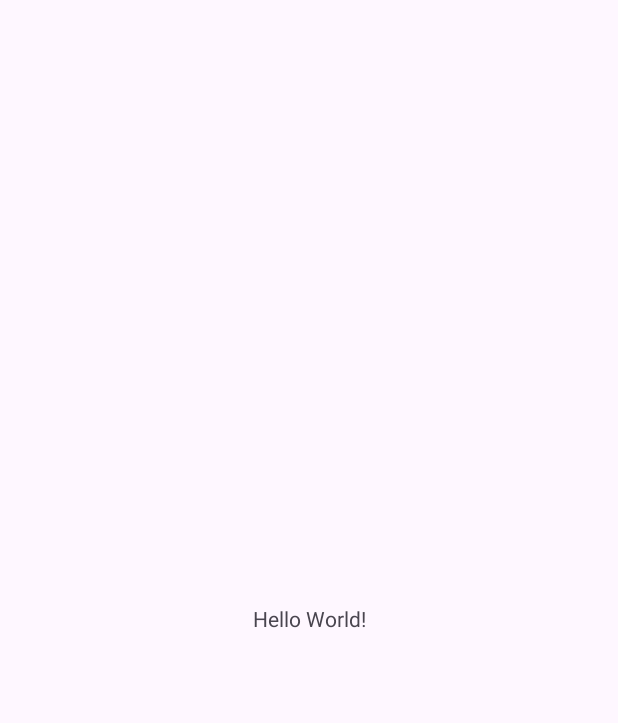
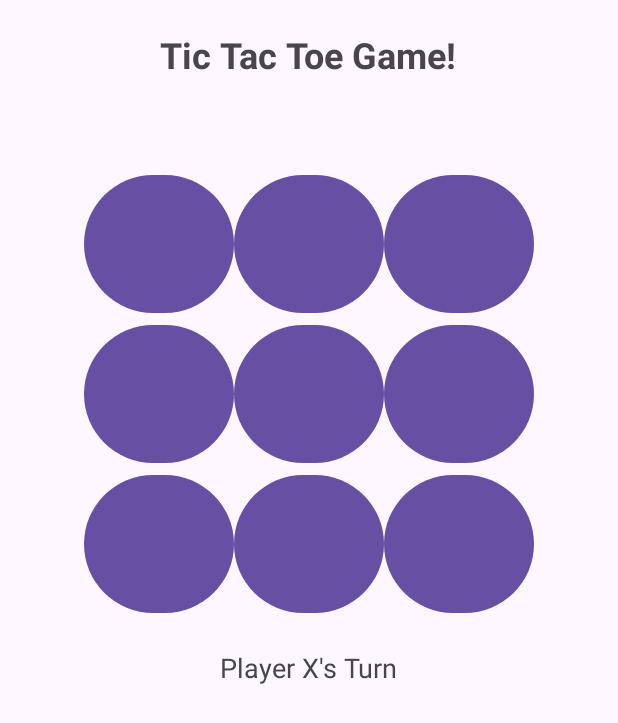
Before and after one commit to kfirwe/Kotlin_matala1, an Android app: the screen it shows after launch (MainActivity), on a phone screen of 412 x 824 dp. Before the commit the part shown is almost empty. Shown: the top 723 px of the screen. Run offline under Robolectric (Android 15) with nearby library versions, the phone set to English and light mode, and no system bars.

Commit message:
Project Finished - Matala1 - Tic Tac Toe Game!!

```diff
--- a/app/build.gradle.kts
+++ b/app/build.gradle.kts
@@ -5,12 +5,12 @@ plugins {
 
 android {
     namespace = "com.example.matala1"
-    compileSdk = 34
+    compileSdk = 35
 
     defaultConfig {
         applicationId = "com.example.matala1"
         minSdk = 24
-        targetSdk = 34
+        targetSdk = 35
         versionCode = 1
         versionName = "1.0"
 
--- a/app/src/main/java/com/example/matala1/MainActivity.kt
+++ b/app/src/main/java/com/example/matala1/MainActivity.kt
@@ -1,21 +1,98 @@
 package com.example.matala1
 
+
 import android.os.Bundle
-import androidx.activity.enableEdgeToEdge
+import android.view.View
+import android.widget.Button
+import android.widget.TextView
 import androidx.appcompat.app.AppCompatActivity
-import androidx.core.view.ViewCompat
-import androidx.core.view.WindowInsetsCompat
 
 class MainActivity : AppCompatActivity() {
-    // Comment
+    private lateinit var gridButtons: Array<Array<Button>>
+    private var currentPlayer = "X"
+    private var board = Array(3) { Array(3) { "" } }
+    private var gameActive = true
+
     override fun onCreate(savedInstanceState: Bundle?) {
         super.onCreate(savedInstanceState)
-        enableEdgeToEdge()
         setContentView(R.layout.activity_main)
-        ViewCompat.setOnApplyWindowInsetsListener(findViewById(R.id.main)) { v, insets ->
-            val systemBars = insets.getInsets(WindowInsetsCompat.Type.systemBars())
-            v.setPadding(systemBars.left, systemBars.top, systemBars.right, systemBars.bottom)
-            insets
+
+        // Initialize grid buttons
+        gridButtons = Array(3) { row ->
+            Array(3) { col ->
+                findViewById(resources.getIdentifier("btn_${row}${col}", "id", packageName))
+            }
+        }
+
+        // Set click listeners for each button
+        for (row in 0..2) {
+            for (col in 0..2) {
+                gridButtons[row][col].setOnClickListener {
+                    if (gameActive && board[row][col].isEmpty()) {
+                        makeMove(row, col, it as Button)
+                    }
+                }
+            }
+        }
+
+        // Play Again button
+        val playAgainButton = findViewById<Button>(R.id.btnPlayAgain)
+        playAgainButton.setOnClickListener {
+            resetGame()
+        }
+    }
+
+    private fun makeMove(row: Int, col: Int, button: Button) {
+        board[row][col] = currentPlayer
+        button.text = currentPlayer
+        if (checkWin()) {
+            findViewById<TextView>(R.id.tvResult).text = "Player $currentPlayer Wins!"
+            gameActive = false
+            findViewById<Button>(R.id.btnPlayAgain).visibility = View.VISIBLE
+        } else if (isBoardFull()) {
+            findViewById<TextView>(R.id.tvResult).text = "It's a Draw!"
+            gameActive = false
+            findViewById<Button>(R.id.btnPlayAgain).visibility = View.VISIBLE
+        } else {
+            currentPlayer = if (currentPlayer == "X") "O" else "X"
+            findViewById<TextView>(R.id.tvResult).text = "Player $currentPlayer's Turn"
+        }
+    }
+
+    private fun checkWin(): Boolean {
+        for (i in 0..2) {
+            // Check rows and columns
+            if ((board[i][0] == currentPlayer && board[i][1] == currentPlayer && board[i][2] == currentPlayer) ||
+                (board[0][i] == currentPlayer && board[1][i] == currentPlayer && board[2][i] == currentPlayer)
+            ) return true
+        }
+        // Check diagonals
+        if ((board[0][0] == currentPlayer && board[1][1] == currentPlayer && board[2][2] == currentPlayer) ||
+            (board[0][2] == currentPlayer && board[1][1] == currentPlayer && board[2][0] == currentPlayer)
+        ) return true
+
+        return false
+    }
+
+    private fun isBoardFull(): Boolean {
+        for (row in board) {
+            for (cell in row) {
+                if (cell.isEmpty()) return false
+            }
+        }
+        return true
+    }
+
+    private fun resetGame() {
+        board = Array(3) { Array(3) { "" } }
+        currentPlayer = "X"
+        gameActive = true
+        findViewById<TextView>(R.id.tvResult).text = "Player X's Turn"
+        findViewById<Button>(R.id.btnPlayAgain).visibility = View.GONE
+        for (row in 0..2) {
+            for (col in 0..2) {
+                gridButtons[row][col].text = ""
+            }
         }
     }
 }
--- a/app/src/main/res/layout/activity_main.xml
+++ b/app/src/main/res/layout/activity_main.xml
@@ -1,19 +1,68 @@
-<?xml version="1.0" encoding="utf-8"?>
-<androidx.constraintlayout.widget.ConstraintLayout xmlns:android="http://schemas.android.com/apk/res/android"
-    xmlns:app="http://schemas.android.com/apk/res-auto"
-    xmlns:tools="http://schemas.android.com/tools"
-    android:id="@+id/main"
+<LinearLayout
+    xmlns:android="http://schemas.android.com/apk/res/android"
     android:layout_width="match_parent"
     android:layout_height="match_parent"
-    tools:context=".MainActivity">
+    android:orientation="vertical"
+    android:gravity="center_horizontal">
 
+    <!-- Header Title -->
     <TextView
+        android:id="@+id/header_title"
         android:layout_width="wrap_content"
         android:layout_height="wrap_content"
-        android:text="Hello World!"
-        app:layout_constraintBottom_toBottomOf="parent"
-        app:layout_constraintEnd_toEndOf="parent"
-        app:layout_constraintStart_toStartOf="parent"
-        app:layout_constraintTop_toTopOf="parent" />
+        android:text="Tic Tac Toe Game!"
+        android:textSize="24sp"
+        android:textStyle="bold"
+        android:layout_gravity="center"
+        android:layout_marginTop="20dp"
+        android:layout_marginBottom="10dp"/>
 
-</androidx.constraintlayout.widget.ConstraintLayout>
+    <!-- Centered Game Content -->
+    <LinearLayout
+        android:layout_width="match_parent"
+        android:layout_height="wrap_content"
+        android:gravity="center"
+        android:layout_marginTop="50dp"
+        android:orientation="vertical">
+
+        <GridLayout
+            android:id="@+id/gridLayout"
+            android:layout_width="wrap_content"
+            android:layout_height="wrap_content"
+            android:columnCount="3"
+            android:rowCount="3"
+            android:layout_gravity="center">
+
+            <!-- 9 Buttons for the board -->
+            <Button android:id="@+id/btn_00" style="@style/TicTacToeButton"/>
+            <Button android:id="@+id/btn_01" style="@style/TicTacToeButton"/>
+            <Button android:id="@+id/btn_02" style="@style/TicTacToeButton"/>
+            <Button android:id="@+id/btn_10" style="@style/TicTacToeButton"/>
+            <Button android:id="@+id/btn_11" style="@style/TicTacToeButton"/>
+            <Button android:id="@+id/btn_12" style="@style/TicTacToeButton"/>
+            <Button android:id="@+id/btn_20" style="@style/TicTacToeButton"/>
+            <Button android:id="@+id/btn_21" style="@style/TicTacToeButton"/>
+            <Button android:id="@+id/btn_22" style="@style/TicTacToeButton"/>
+        </GridLayout>
+
+        <TextView
+            android:id="@+id/tvResult"
+            android:layout_width="wrap_content"
+            android:layout_height="wrap_content"
+            android:text="Player X's Turn"
+            android:textSize="18sp"
+            android:layout_marginTop="20dp"
+            android:layout_gravity="center"/>
+
+        <Button
+            android:id="@+id/btnPlayAgain"
+            android:layout_width="wrap_content"
+            android:layout_height="wrap_content"
+            android:text="Play Again"
+            android:visibility="gone"
+            android:layout_marginTop="20dp"
+            android:layout_gravity="center"/>
+
+    </LinearLayout>
+
+</LinearLayout>
--- a/app/src/main/res/values/strings.xml
+++ b/app/src/main/res/values/strings.xml
@@ -1,3 +1,10 @@
 <resources>
     <string name="app_name">Matala1</string>
+    <style name="TicTacToeButton">
+        <item name="android:layout_width">100dp</item>
+        <item name="android:layout_height">100dp</item>
+        <item name="android:textSize">24sp</item>
+        <item name="android:gravity">center</item>
+    </style>
+
 </resources>
```
